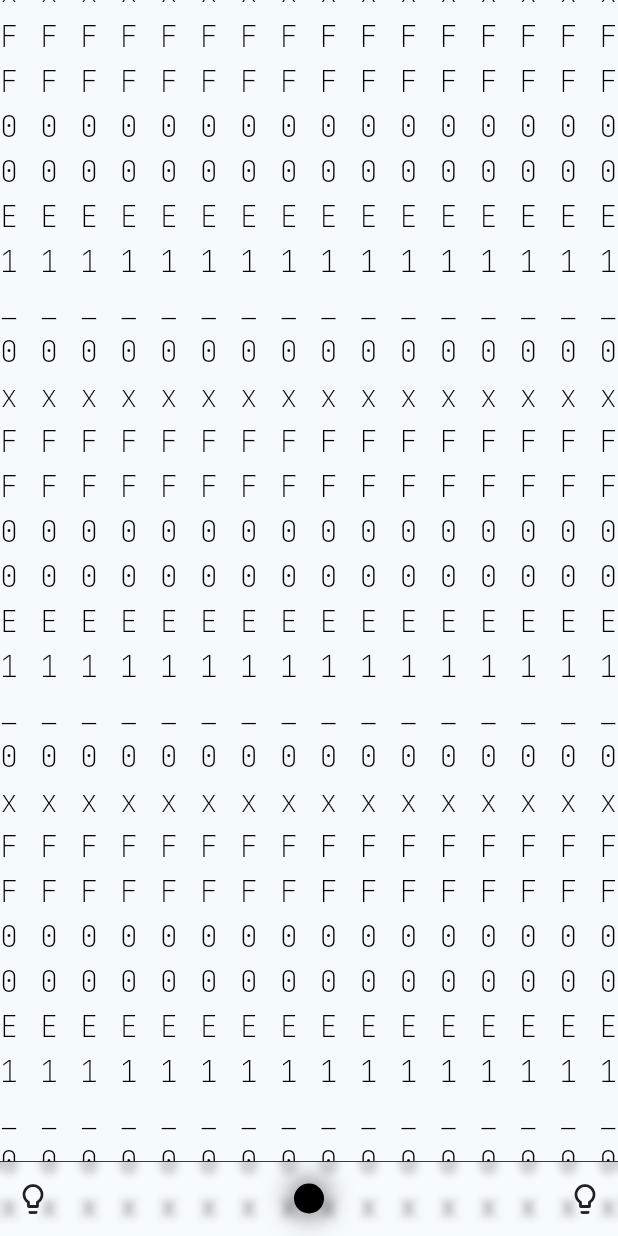
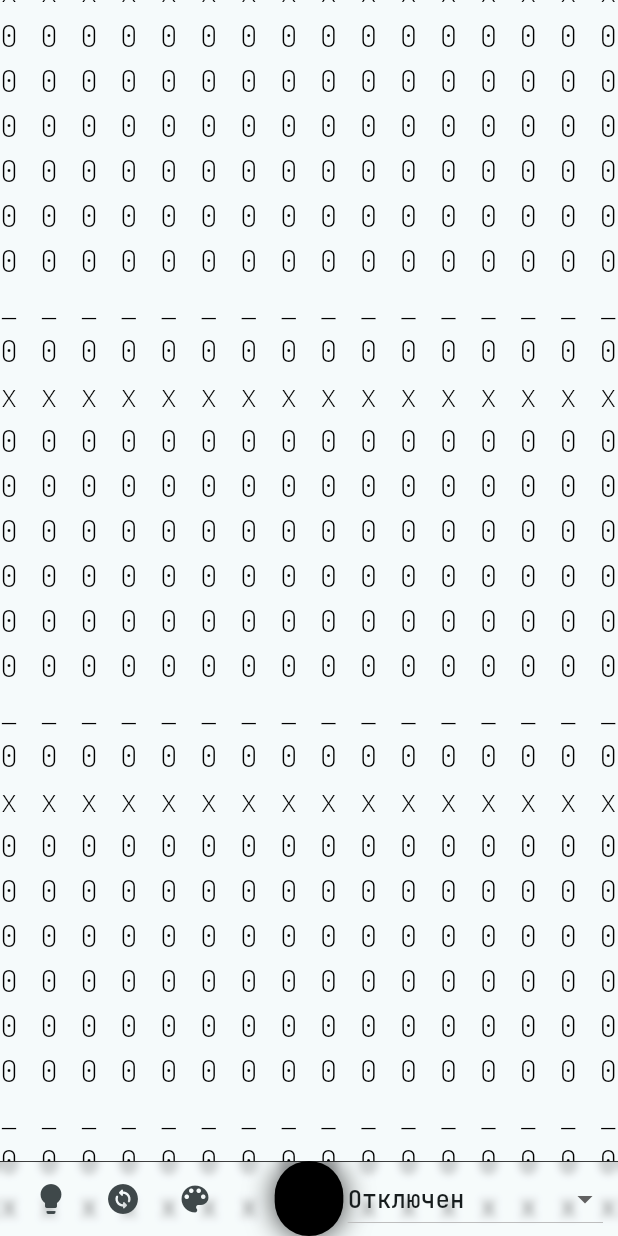
Before and after one commit to RossHS/light_house, a Flutter app: the screen it shows after launch, on a phone screen of 412 x 824 dp. Run offline on Flutter 3.47's test engine with Material 3 defaults, Android fonts, the phone set to English and light mode, and no system bars; our stand-ins replace flutter_colorpicker, flutter_mobx, get_it, logger, mobx; missing offline and left inert: flutter_reactive_ble, widgetbook, widgetbook_annotation; generated files the repository leaves out were written again.

Commit message:
add sliders for bottom_bar.dart, fix some bugs with custom_popup_menu.dart, delete unused widget, clean-up home_screen.dart

```diff
--- a/lib/src/screens/home/home_screen.dart
+++ b/lib/src/screens/home/home_screen.dart
@@ -1,15 +1,14 @@
-import 'package:flutter/cupertino.dart';
 import 'package:flutter/material.dart';
-import 'package:flutter_colorpicker/flutter_colorpicker.dart';
 import 'package:flutter_mobx/flutter_mobx.dart';
 import 'package:get_it/get_it.dart';
-import 'package:light_house/src/controllers/brightness_controller.dart';
-import 'package:light_house/src/controllers/play_mode_controller.dart';
 import 'package:light_house/src/controllers/rgb_controller.dart';
-import 'package:light_house/src/models/play_mode_models.dart';
 import 'package:light_house/src/screens/home/widgets/home_widgets.dart';
+import 'package:light_house/src/utils/extension.dart';
 import 'package:light_house/src/widgets/animated_text_background.dart';
 
+/// Домашний экран приложения, на нем все необходимая информация для управления
+/// Фон - [RunningTextAnimation]
+/// Нижний бар - [BottomBar]
 class HomeScreen extends StatefulWidget {
   const HomeScreen({super.key});
 
@@ -24,97 +23,20 @@ class _HomeScreenState extends State<HomeScreen> {
       body: Stack(
         children: [
           Center(
-            child: RunningTextAnimation(
-              text: '0\nx\nF\nF\n0\n0\nE\n1\n_',
-              textStyle: Theme.of(context).textTheme.bodyLarge!.copyWith(
-                color: Colors.black,
-                fontSize: 20,
-                fontWeight: FontWeight.w100,
-              ),
+            child: Observer(
+              builder: (context) {
+                final color = GetIt.I<RGBController>().color;
+                return RunningTextAnimation(
+                  text: '0x${color.red.uint8HexFormat}${color.green.uint8HexFormat}${color.blue.uint8HexFormat}_',
+                  textStyle: Theme.of(context).textTheme.bodyLarge!.copyWith(
+                        color: Colors.black,
+                        fontSize: 20,
+                        fontWeight: FontWeight.w100,
+                      ),
+                );
+              },
             ),
           ),
-          // Center(
-          //   child: Padding(
-          //     padding: const EdgeInsets.all(16.0),
-          //     child: Observer(
-          //       builder: (context) {
-          //         final rgbController = GetIt.I<RGBController>();
-          //         final brightnessController = GetIt.I<BrightnessController>();
-          //         final playModeController = GetIt.I<PlayModeController>();
-          //         return Column(
-          //           mainAxisAlignment: MainAxisAlignment.center,
-          //           children: <Widget>[
-          //             const SizedBox(height: 12),
-          //             Slider(
-          //               activeColor: Colors.red,
-          //               value: rgbController.color.red.toDouble(),
-          //               min: 0,
-          //               max: 255,
-          //               onChanged: (value) => rgbController.color = rgbController.color.withRed(value.toInt()),
-          //             ),
-          //             Slider(
-          //               activeColor: Colors.green,
-          //               value: rgbController.color.green.toDouble(),
-          //               min: 0,
-          //               max: 255,
-          //               onChanged: (value) => rgbController.color = rgbController.color.withGreen(value.toInt()),
-          //             ),
-          //             Slider(
-          //               activeColor: Colors.blue,
-          //               value: rgbController.color.blue.toDouble(),
-          //               min: 0,
-          //               max: 255,
-          //               onChanged: (value) => rgbController.color = rgbController.color.withBlue(value.toInt()),
-          //             ),
-          //             const SizedBox(height: 12),
-          //             ColorPicker(
-          //               labelTypes: const [],
-          //               enableAlpha: false,
-          //               displayThumbColor: false,
-          //               colorPickerWidth: 300,
-          //               paletteType: PaletteType.hueWheel,
-          //               pickerColor: rgbController.color,
-          //               onColorChanged: (color) {
-          //                 rgbController.color = color;
-          //               },
-          //             ),
-          //             const SizedBox(height: 12),
-          //             const Text('Яркость'),
-          //             Slider(
-          //               activeColor: Colors.yellow,
-          //               value: brightnessController.brightness.toDouble(),
-          //               min: 0,
-          //               max: 255,
-          //               onChanged: (value) {
-          //                 brightnessController.brightness = value.toInt();
-          //               },
-          //             ),
-          //             DropdownButton<PlayModeBase>(
-          //               value: playModeController.playMode,
-          //               items: const [
-          //                 DropdownMenuItem<PlayModeBase>(
-          //                   value: DisabledPlayMode(),
-          //                   child: Text('Отключен'),
-          //                 ),
-          //                 DropdownMenuItem<PlayModeBase>(
-          //                   value: BrightnessPlayMode(),
-          //                   child: Text('Плавная яркость'),
-          //                 ),
-          //                 DropdownMenuItem<PlayModeBase>(
-          //                   value: ChangeColorPlayMode(),
-          //                   child: Text('Плавный цвет'),
-          //                 ),
-          //               ],
-          //               onChanged: (value) {
-          //                 if (value != null) playModeController.playMode = value;
-          //               },
-          //             ),
-          //           ],
-          //         );
-          //       },
-          //     ),
-          //   ),
-          // ),
           const Align(
             alignment: Alignment.bottomCenter,
             child: BottomBar(),
--- a/lib/src/screens/home/widgets/bottom_bar.dart
+++ /dev/null
@@ -1,68 +0,0 @@
-import 'package:flutter/material.dart';
-import 'package:flutter_mobx/flutter_mobx.dart';
-import 'package:get_it/get_it.dart';
-import 'package:light_house/src/controllers/brightness_controller.dart';
-import 'package:light_house/src/controllers/rgb_controller.dart';
-import 'package:light_house/src/widgets/brightness_indicator.dart';
-import 'package:light_house/src/widgets/custom_popup_menu.dart';
-import 'package:light_house/src/widgets/glass_box.dart';
-import 'package:light_house/src/widgets/light_bubble.dart';
-
-class BottomBar extends StatelessWidget {
-  const BottomBar({super.key});
-
-  @override
-  Widget build(BuildContext context) {
-    return GlassBox(
-      child: Padding(
-        padding: const EdgeInsets.all(10.0),
-        child: Observer(
-          builder: (context) {
-            final color = GetIt.I<RGBController>().color;
-            final brightness = GetIt.I<BrightnessController>().brightness;
-            return SizedBox(
-              height: 30,
-              child: NavigationToolbar(
-                centerMiddle: true,
-                leading: CustomPopupMenu(
-                  menuBuilder: () {
-                    return Container(
-                      color: Colors.green,
-                      width: 100,
-                      height: 200,
-                    );
-                  },
-                  child: Row(
-                    mainAxisSize: MainAxisSize.min,
-                    children: [
-                      BrightnessIndicator(brightness: brightness),
-                    ],
-                  ),
-                ),
-                middle: LightBubble(
-                  radius: 20,
-                  color: color,
-                  brightness: brightness,
-                ),
-                trailing: CustomPopupMenu(
-                  menuBuilder: () {
-                    return ElevatedButton(
-                      onPressed: (){},
-                      child: Text('pepega'),
-                    );
-                  },
-                  child: Row(
-                    mainAxisSize: MainAxisSize.min,
-                    children: [
-                      BrightnessIndicator(brightness: brightness),
-                    ],
-                  ),
-                ),
-              ),
-            );
-          },
-        ),
-      ),
-    );
-  }
-}
--- /dev/null
+++ b/lib/src/screens/home/widgets/bottom_bar/bottom_bar.dart
@@ -0,0 +1,86 @@
+import 'package:flutter/material.dart';
+import 'package:flutter_mobx/flutter_mobx.dart';
+import 'package:get_it/get_it.dart';
+import 'package:light_house/src/controllers/brightness_controller.dart';
+import 'package:light_house/src/controllers/play_mode_controller.dart';
+import 'package:light_house/src/controllers/rgb_controller.dart';
+import 'package:light_house/src/models/play_mode_models.dart';
+import 'package:light_house/src/screens/home/widgets/bottom_bar/components/bottom_custom_popup_button.dart';
+import 'package:light_house/src/screens/home/widgets/bottom_bar/components/light_hue.dart';
+import 'package:light_house/src/screens/home/widgets/bottom_bar/components/light_sliders.dart';
+import 'package:light_house/src/screens/home/widgets/bottom_bar/components/lights_presets_colors.dart';
+import 'package:light_house/src/widgets/glass_box.dart';
+import 'package:light_house/src/widgets/light_bubble.dart';
+
+/// Нижний бар с элементами управления на главном экране
+class BottomBar extends StatelessWidget {
+  const BottomBar({super.key});
+
+  @override
+  Widget build(BuildContext context) {
+    return GlassBox(
+      child: Padding(
+        padding: const EdgeInsets.symmetric(horizontal: 10),
+        child: SizedBox(
+          height: 50,
+          child: NavigationToolbar(
+            centerMiddle: true,
+            leading: const Row(
+              mainAxisSize: MainAxisSize.min,
+              children: [
+                BottomCustomPopupButton(
+                  menuWidget: LightSliders(),
+                  iconWidget: Icon(Icons.lightbulb),
+                ),
+                BottomCustomPopupButton(
+                  menuWidget: LightHue(),
+                  iconWidget: Icon(Icons.change_circle_rounded),
+                ),
+                BottomCustomPopupButton(
+                  menuWidget: LightsPresetsColors(),
+                  iconWidget: Icon(Icons.color_lens),
+                ),
+              ],
+            ),
+            middle: Observer(
+              builder: (context) {
+                final color = GetIt.I<RGBController>().color;
+                final brightness = GetIt.I<BrightnessController>().brightness;
+                return LightBubble(
+                  radius: 50,
+                  color: color,
+                  brightness: brightness,
+                );
+              },
+            ),
+            trailing: Observer(
+              builder: (context) {
+                final playModeController = GetIt.I<PlayModeController>();
+                return DropdownButton<PlayModeBase>(
+                  value: playModeController.playMode,
+                  items: const [
+                    DropdownMenuItem<PlayModeBase>(
+                      value: DisabledPlayMode(),
+                      child: Text('Отключен'),
+                    ),
+                    DropdownMenuItem<PlayModeBase>(
+                      value: BrightnessPlayMode(),
+                      child: Text('Плавная яркость'),
+                    ),
+                    DropdownMenuItem<PlayModeBase>(
+                      value: ChangeColorPlayMode(),
+                      child: Text('Плавный цвет'),
+                    ),
+                  ],
+                  onChanged: (value) {
+                    if (value != null) playModeController.playMode = value;
+                  },
+                );
+              },
+            ),
+          ),
+        ),
+      ),
+    );
+  }
+}
--- /dev/null
+++ b/lib/src/screens/home/widgets/bottom_bar/components/bottom_custom_popup_button.dart
@@ -0,0 +1,60 @@
+import 'package:flutter/material.dart';
+import 'package:light_house/src/screens/home/widgets/bottom_bar/bottom_bar.dart';
+import 'package:light_house/src/widgets/custom_popup_menu.dart';
+import 'package:light_house/src/widgets/rotation_switch_widget.dart';
+
+/// Универсальный виджет, который сильно упрощает рутинный код для [BottomBar],
+/// что он делает, вызывает под капотом [CustomPopupMenu], с возможностью кастомизации
+/// иконки неактивности - [iconWidget],
+/// и передача тела кастомного тела меню [menuWidget], который и будет показан в оверлее
+class BottomCustomPopupButton extends StatefulWidget {
+  const BottomCustomPopupButton({
+    super.key,
+    required this.iconWidget,
+    required this.menuWidget,
+  });
+
+  final Widget iconWidget;
+  final Widget menuWidget;
+
+  @override
+  State<BottomCustomPopupButton> createState() => _BottomCustomPopupButtonState();
+}
+
+class _BottomCustomPopupButtonState extends State<BottomCustomPopupButton> {
+  var _menuIsShowing = false;
+  final _customPopupController = CustomPopupMenuController();
+
+  @override
+  void dispose() {
+    super.dispose();
+    _customPopupController.dispose();
+  }
+
+  @override
+  Widget build(BuildContext context) {
+    return CustomPopupMenu(
+      controller: _customPopupController,
+      menuBuilder: () {
+        return ColoredBox(
+          color: Colors.grey,
+          child: widget.menuWidget,
+        );
+      },
+      child: IconButton(
+        onPressed: () {
+          _menuIsShowing ? _customPopupController.hideMenu() : _customPopupController.showMenu();
+          setState(() {
+            _menuIsShowing = !_menuIsShowing;
+          });
+        },
+        icon: RotationSwitchWidget(
+          child: _menuIsShowing
+              ? Icon(key: ValueKey(_menuIsShowing), Icons.close)
+              : KeyedSubtree(key: ValueKey(_menuIsShowing), child: widget.iconWidget),
+        ),
+      ),
+      menuOnChanged: (menuIsShowing) => setState(() => _menuIsShowing = menuIsShowing),
+    );
+  }
+}
--- a/lib/src/screens/home/widgets/home_widgets.dart
+++ b/lib/src/screens/home/widgets/home_widgets.dart
@@ -1 +1 @@
-export 'bottom_bar.dart';
+export 'bottom_bar/bottom_bar.dart';
--- a/lib/src/widgets/animated_text_background.dart
+++ b/lib/src/widgets/animated_text_background.dart
@@ -43,7 +43,7 @@ class _RunningTextAnimationState extends State<RunningTextAnimation> with Single
   Widget build(BuildContext context) {
     return CustomPaint(
       painter: RunningTextPainter(
-        text: widget.text,
+        text: widget.text.split('').join('\n'),
         textStyle: widget.textStyle,
         animation: _animation,
       ),
--- a/lib/src/widgets/brightness_indicator.dart
+++ /dev/null
@@ -1,24 +0,0 @@
-import 'package:flutter/material.dart';
-
-// TODO 11.02.2024 - доделать, пока тут пусто
-class BrightnessIndicator extends StatefulWidget {
-  const BrightnessIndicator({
-    super.key,
-    required this.brightness,
-  });
-
-  final int brightness;
-
-  @override
-  State<BrightnessIndicator> createState() => _BrightnessIndicatorState();
-}
-
-class _BrightnessIndicatorState extends State<BrightnessIndicator> {
-  @override
-  Widget build(BuildContext context) {
-    return const Icon(
-      Icons.lightbulb_outlined,
-      fill: 1,
-    );
-  }
-}
--- a/lib/src/widgets/custom_popup_menu.dart
+++ b/lib/src/widgets/custom_popup_menu.dart
@@ -1,7 +1,10 @@
 import 'package:flutter/material.dart';
 
-/// Кастомное меню, которое по сути является оверлеем [OverlayEntry]
+/// Кастомное меню, которое по сути является оверлеем [OverlayEntry],
+/// для управления всем этим следует пользоваться [CustomPopupMenuController],
+/// через него мы открываем оверлей и закрываем
 
+/// Контроллер управления [CustomPopupMenu]
 class CustomPopupMenuController extends ChangeNotifier {
   bool menuIsShowing = false;
 
@@ -28,7 +31,7 @@ class CustomPopupMenu extends StatefulWidget {
     this.controller,
     this.horizontalMargin = 10.0,
     this.verticalMargin = 20.0,
-    this.menuOnChange,
+    this.menuOnChanged,
     this.enablePassEvent = true,
     required this.child,
   });
@@ -37,7 +40,7 @@ class CustomPopupMenu extends StatefulWidget {
   final double verticalMargin;
   final CustomPopupMenuController? controller;
   final Widget Function() menuBuilder;
-  final void Function(bool)? menuOnChange;
+  final void Function(bool menuIsShowing)? menuOnChanged;
   final bool enablePassEvent;
   final Widget child;
 
@@ -52,9 +55,9 @@ class _CustomPopupMenuState extends State<CustomPopupMenu> with SingleTickerProv
   CustomPopupMenuController? _popupController;
   late AnimationController _animationController;
   late Animation<double> _drawAnimation;
-  late Animation<double> _opacityAnimation;
+  late Animation<double> _cliperAnimation;
 
-// Квадрат меню, по нему мы понимаем рамки нашего контента на экране
+  /// Квадрат меню, по нему мы понимаем рамки нашего контента на экране
   var _menuScreenRect = Rect.zero;
 
   @override
@@ -74,11 +77,20 @@ class _CustomPopupMenuState extends State<CustomPopupMenu> with SingleTickerProv
     );
 
     _drawAnimation = Tween(begin: 0.0, end: 1.0).animate(
-      CurvedAnimation(parent: _animationController, curve: const Interval(0.0, 0.5)),
+      CurvedAnimation(parent: _animationController, curve: const Interval(0.0, 0.5, curve: Curves.linear)),
     );
-    _opacityAnimation = Tween(begin: 0.0, end: 1.0).animate(
-      CurvedAnimation(parent: _animationController, curve: const Interval(0.5, 1.0)),
+    _cliperAnimation = Tween(begin: 0.0, end: 1.0).animate(
+      CurvedAnimation(parent: _animationController, curve: const Interval(0.5, 1.0, curve: Curves.easeInOutQuint)),
     );
+
+    // Слушаем статус анимации чтобы по callback [menuOnChanged] отдавать статус
+    // Полностью закрытого или открытого меню
+    _animationController.addStatusListener((status) {
+      if (status == AnimationStatus.dismissed || status == AnimationStatus.completed) {
+        bool menuIsShowing = _popupController?.menuIsShowing ?? false;
+        widget.menuOnChanged?.call(menuIsShowing);
+      }
+    });
   }
 
   @override
@@ -113,9 +125,9 @@ class _CustomPopupMenuState extends State<CustomPopupMenu> with SingleTickerProv
                 child: CustomPaint(
                   foregroundPainter: _CustomLinePainter(animation: _drawAnimation),
                   child: ClipRect(
-                    clipper: _RectClipper(animation: _opacityAnimation),
+                    clipper: _RectClipper(animation: _cliperAnimation),
                     child: Material(
-                      color: Colors.white,
+                      color: Colors.transparent,
                       child: widget.menuBuilder(),
                     ),
                   ),
@@ -154,7 +166,6 @@ class _CustomPopupMenuState extends State<CustomPopupMenu> with SingleTickerProv
 
   void _updateView() {
     bool menuIsShowing = _popupController?.menuIsShowing ?? false;
-    widget.menuOnChange?.call(menuIsShowing);
     if (menuIsShowing) {
       _showMenu();
     } else {
@@ -170,10 +181,7 @@ class _CustomPopupMenuState extends State<CustomPopupMenu> with SingleTickerProv
         _hideMenu();
         Navigator.of(context).pop();
       },
-      child: GestureDetector(
-        onTap: () => _popupController?.showMenu(),
-        child: widget.child,
-      ),
+      child: widget.child,
     );
   }
 }
@@ -187,6 +195,7 @@ enum _MenuPosition {
   topRight,
 }
 
+/// Необходим для корректного расположения оверлея и его контента на экране
 class _MenuLayoutDelegate extends SingleChildLayoutDelegate {
   _MenuLayoutDelegate({
     required this.anchorSize,
@@ -259,7 +268,8 @@ class _MenuLayoutDelegate extends SingleChildLayoutDelegate {
   bool shouldRelayout(SingleChildLayoutDelegate oldDelegate) => false;
 }
 
-/// Отрисовка контура при появлении [CustomPopupMenu] на экране
+/// Отрисовка контура при появлении [CustomPopupMenu] на экране,
+/// т.е. это та самая черная линия которая описывает контур при открытии оверлея
 class _CustomLinePainter extends CustomPainter {
   _CustomLinePainter({
     required this.animation,
@@ -311,7 +321,7 @@ class _RectClipper extends CustomClipper<Rect> {
 
   @override
   Rect getClip(Size size) {
-    return Rect.fromLTRB(0, size.height*(1-animation.value), size.width, size.height);
+    return Rect.fromLTRB(0, size.height * (1 - animation.value), size.width, size.height);
   }
 
   @override
```
Also changed, not shown: lib/src/screens/home/widgets/bottom_bar/components/light_hue.dart (added, +46 -0 lines), lib/src/screens/home/widgets/bottom_bar/components/light_sliders.dart (added, +56 -0 lines), lib/src/screens/home/widgets/bottom_bar/components/lights_presets_colors.dart (added, +15 -0 lines), lib/widgetbook.directories.g.dart.
